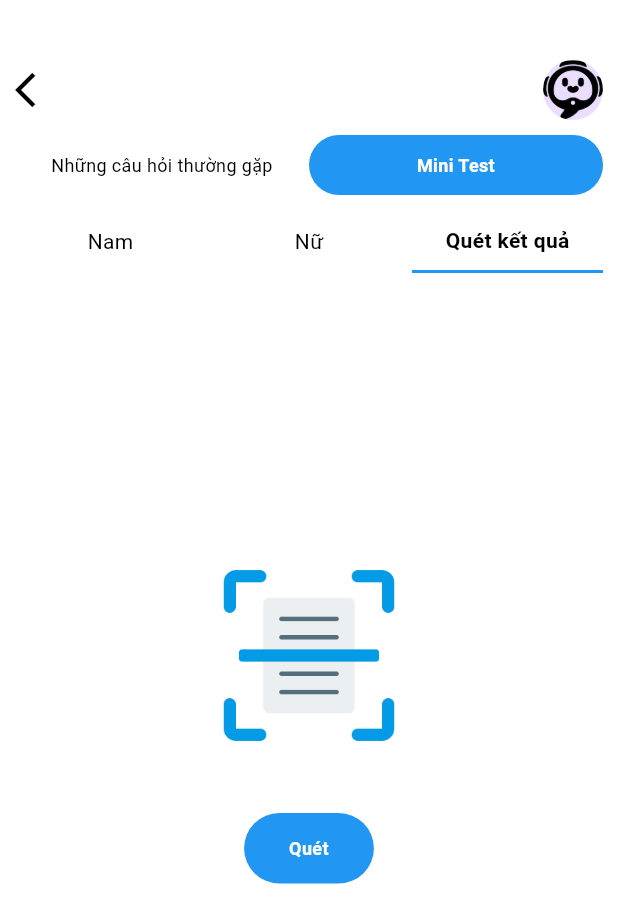
After one commit to helloChiHai/chatboxAI, a Flutter app: the HomePage screen opened by its route, after a tap on the "chat bubble outline" icon, after a tap on "Mini Test", after a tap on "Quét kết quả", on a phone screen of 412 x 824 dp. The commit adds this screen. Shown: the top 923 px of the screen. Run offline on Flutter 3.47's test engine with Material 3 defaults, Android fonts, the phone set to English and light mode, and no system bars; our stand-ins replace dio, equatable, firebase_auth, firebase_core, flutter_bloc, flutter_local_notifications and 9 more; missing offline and left inert: flutter_barcode_scanner, image_save; accounts and stored records are empty.

Commit message:
thêm quét qr code

```diff
--- a/lib/srceens/exam/exam.dart
+++ b/lib/srceens/exam/exam.dart
@@ -1,12 +1,10 @@
 import 'package:flutter/material.dart';
-import 'package:stock_flutter/constants/app_constants.dart';
-import 'package:stock_flutter/constants/mock_data.dart';
 import 'package:stock_flutter/models/question_model.dart';
 import 'package:stock_flutter/routes/app_routes.dart';
 import 'package:stock_flutter/srceens/AppearanceFinance/appearanceFinance.dart';
 import 'package:stock_flutter/srceens/exam/widget/selectedSex.dart';
+import 'package:stock_flutter/srceens/scanQRCode/scanQRCode.dart';
 import 'package:stock_flutter/utils/utils.dart';
-import 'package:stock_flutter/widgets/text_cus.dart';
 
 class Exam extends StatefulWidget {
   const Exam({super.key});
@@ -105,15 +103,30 @@ class _ExamState extends State<Exam> {
                     selectSex: sex,
                   ),
                 ),
+                const SizedBox(width: 5),
+                Expanded(
+                  child: SelectedSex(
+                    pressSelectSex: () {
+                      setState(() {
+                        sex = 2; // Quét kết quả
+                      });
+                    },
+                    title: 'Quét kết quả',
+                    sex: 2,
+                    selectSex: sex,
+                  ),
+                ),
               ],
             ),
           ),
           // list question
           Expanded(
-            child: AppearanceFinance(
-              sex: sex == 1 ? "1" : "2",
-              titleHeader: sex == 1 ? 'nam' : 'nữ',
-            ),
+            child: sex == 2
+                ? ScanQRCode()
+                : AppearanceFinance(
+                    sex: sex == 1 ? "1" : "2",
+                    titleHeader: sex == 1 ? 'nam' : 'nữ',
+                  ),
           ),
         ],
       ),
--- /dev/null
+++ b/lib/srceens/scanQRCode/scanQRCode.dart
@@ -0,0 +1,124 @@
+import 'package:permission_handler/permission_handler.dart';
+import 'package:flutter_barcode_scanner/flutter_barcode_scanner.dart';
+import 'package:flutter/material.dart';
+import 'package:stock_flutter/constants/app_constants.dart';
+import 'package:stock_flutter/widgets/text_cus.dart';
+
+class ScanQRCode extends StatefulWidget {
+  const ScanQRCode({super.key});
+
+  @override
+  State<ScanQRCode> createState() => _ScanQRCodeState();
+}
+
+class _ScanQRCodeState extends State<ScanQRCode> {
+  String qrText = "";
+
+  Future<void> _requestCameraPermission() async {
+    PermissionStatus status = await Permission.camera.request();
+
+    if (status.isDenied) {
+      _showPermissionDialog();
+    } else if (status.isPermanentlyDenied) {
+      _openAppSettings();
+    } else if (status.isGranted) {
+      _scanQRCode();
+    }
+  }
+
+  Future<void> _scanQRCode() async {
+    try {
+      String scannedCode = await FlutterBarcodeScanner.scanBarcode(
+        "#ff6666", // Màu của nút cancel
+        "Hủy", // Văn bản nút hủy
+        true, // Bật đèn flash nếu cần
+        ScanMode.QR, // Chỉ quét QR code
+      );
+
+      if (!mounted) return;
+
+      setState(() {
+        qrText = scannedCode == "-1" ? "Quét bị hủy" : scannedCode;
+      });
+    } catch (e) {
+      setState(() {
+        qrText = "Lỗi khi quét: $e";
+      });
+    }
+  }
+
+  void _showPermissionDialog() {
+    showDialog(
+      context: context,
+      builder: (context) => AlertDialog(
+        title: const Text("Quyền bị từ chối"),
+        content: const Text("Bạn cần cấp quyền camera để quét QR."),
+        actions: [
+          TextButton(
+            onPressed: () => Navigator.pop(context),
+            child: const Text("Đóng"),
+          ),
+          TextButton(
+            onPressed: () {
+              Navigator.pop(context);
+              _openAppSettings();
+            },
+            child: const Text("Mở cài đặt"),
+          ),
+        ],
+      ),
+    );
+  }
+
+  void _openAppSettings() {
+    openAppSettings();
+  }
+
+  @override
+  Widget build(BuildContext context) {
+    return SizedBox(
+      width: double.infinity,
+      child: Column(
+        mainAxisAlignment: MainAxisAlignment.center,
+        crossAxisAlignment: CrossAxisAlignment.center,
+        children: [
+          Container(
+            margin: const EdgeInsets.only(bottom: 40),
+            child: const Image(
+              image: AssetImage('assets/imgs/scan.png'),
+              height: 130,
+              width: 130,
+            ),
+          ),
+          GestureDetector(
+            onTap: _requestCameraPermission,
+            child: Container(
+              padding: const EdgeInsets.symmetric(horizontal: 30, vertical: 15),
+              decoration: BoxDecoration(
+                color: AppColors.c_blue,
+                borderRadius: BorderRadius.circular(30),
+              ),
+              child: textCus(
+                context: context,
+                text: 'Quét',
+                color: AppColors.c_white,
+                fontWeight: FontWeight.bold,
+                maxLines: 2,
+                textAlign: TextAlign.center,
+              ),
+            ),
+          ),
+          const SizedBox(height: 20),
+          qrText.isNotEmpty
+              ? Text(
+                  'Kết quả: 100 điểm',
+                  // 'Kết quả: $qrText',
+                  style: const TextStyle(
+                      fontSize: 16, fontWeight: FontWeight.bold),
+                )
+              : const SizedBox(),
+        ],
+      ),
+    );
+  }
+}
--- a/pubspec.yaml
+++ b/pubspec.yaml
@@ -61,6 +61,7 @@ dependencies:
   path_provider: ^2.1.2
   image_picker: ^1.0.7
   image_save: ^5.0.0
+  flutter_barcode_scanner: ^2.0.0
 dev_dependencies:
   flutter_test:
     sdk: flutter
```
Also changed, not shown: lib/srceens/listQuestion/listQuestion.dart (+17 -17 lines), assets/imgs/scan.png (added), pubspec.lock, 3 other files.
